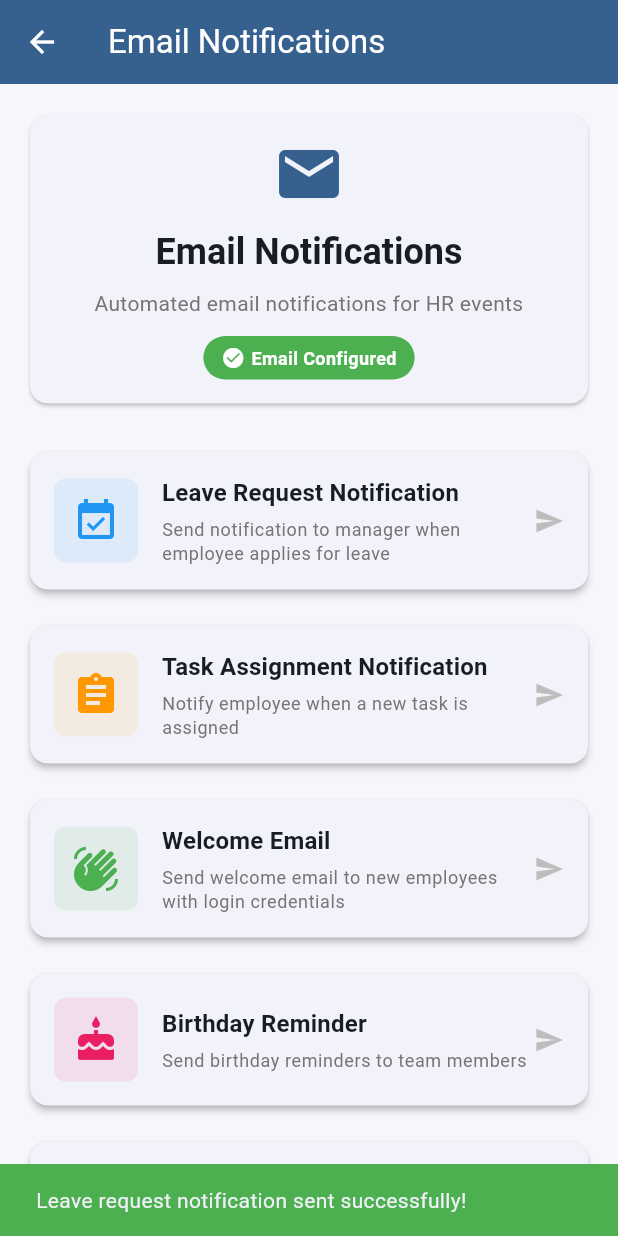
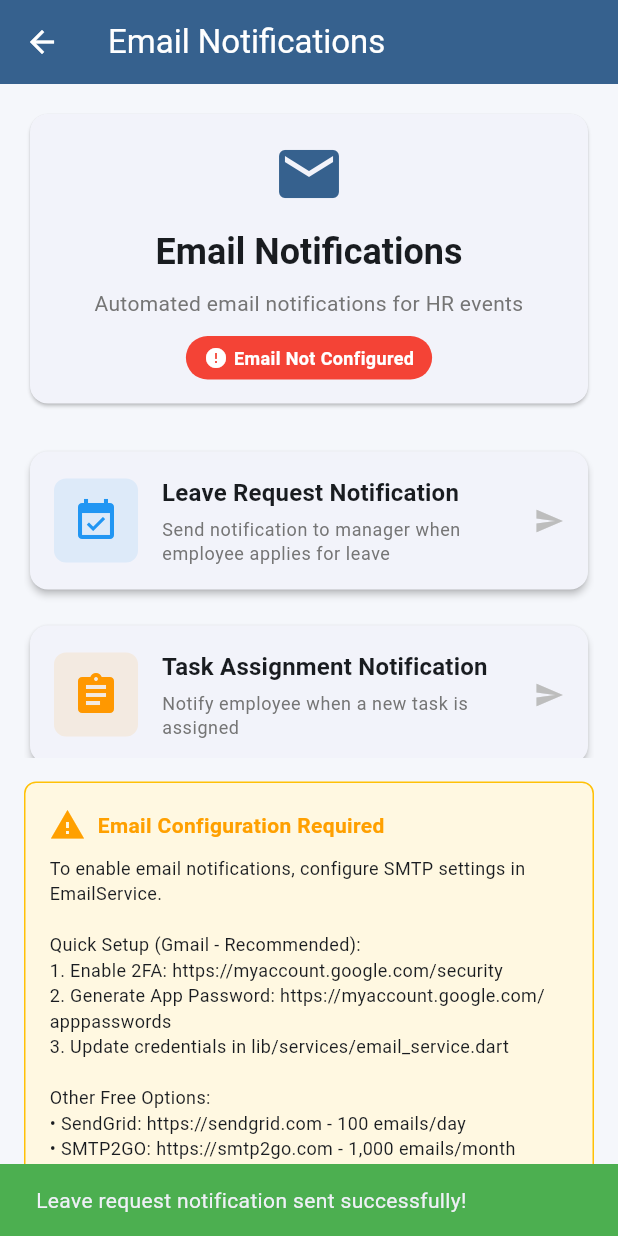
Before and after one commit to MuhammadAsher/hr, a Flutter app: the EmailNotificationsScreen screen opened directly, after a tap on "Leave Request Notification", on a phone screen of 412 x 824 dp. Run offline on Flutter 3.47's test engine with Material 3 defaults, Android fonts, the phone set to English and light mode, and no system bars; our stand-ins replace csv, fl_chart, pdf, printing, shared_preferences, syncfusion_flutter_charts; missing offline and left inert: mailer; accounts and stored records are empty.

Commit message:
bug fixed

```diff
--- a/lib/screens/email_notifications_screen.dart
+++ b/lib/screens/email_notifications_screen.dart
@@ -31,6 +31,13 @@ class _EmailNotificationsScreenState extends State<EmailNotificationsScreen> {
   }
 
   Future<void> _testEmailConfiguration() async {
+    // First check if credentials are set
+    final hasCredentials = _emailService.isConfigured;
+    if (!hasCredentials) {
+      setState(() => _emailConfigured = false);
+      return;
+    }
+    // Then test the actual connection
     final isConfigured = await _emailService.testEmailConfiguration();
     setState(() => _emailConfigured = isConfigured);
   }
@@ -388,8 +395,15 @@ class _EmailNotificationsScreenState extends State<EmailNotificationsScreen> {
                     ),
                     const SizedBox(height: 8),
                     const Text(
-                      'To enable email notifications, configure SMTP settings in EmailService. '
-                      'Update the email credentials with your company\'s email server details.',
+                      'To enable email notifications, configure SMTP settings in EmailService.\n\n'
+                      'Quick Setup (Gmail - Recommended):\n'
+                      '1. Enable 2FA: https://myaccount.google.com/security\n'
+                      '2. Generate App Password: https://myaccount.google.com/apppasswords\n'
+                      '3. Update credentials in lib/services/email_service.dart\n\n'
+                      'Other Free Options:\n'
+                      '• SendGrid: https://sendgrid.com - 100 emails/day\n'
+                      '• SMTP2GO: https://smtp2go.com - 1,000 emails/month\n'
+                      '• Brevo: https://brevo.com - 300 emails/day',
                       style: TextStyle(fontSize: 12),
                     ),
                   ],
--- a/lib/services/email_service.dart
+++ b/lib/services/email_service.dart
@@ -5,26 +5,73 @@ import '../models/leave_request.dart';
 import '../models/task.dart';
 
 class EmailService {
-  // Email configuration - In production, these should be stored securely
+  // Email configuration - Gmail SMTP (Free & Reliable)
+  //
+  // SETUP INSTRUCTIONS FOR GMAIL (RECOMMENDED):
+  // 1. Enable 2-Factor Authentication on your Gmail account
+  //    - Go to: https://myaccount.google.com/security
+  //    - Click on "2-Step Verification" and enable it
+  //
+  // 2. Generate an App Password:
+  //    - Go to: https://myaccount.google.com/apppasswords
+  //    - Select "Mail" from the first dropdown
+  //    - Select "Other (Custom name)" from the second dropdown
+  //    - Enter "HR App" as the name
+  //    - Click "Generate"
+  //    - Copy the 16-character password (it will look like: abcd efgh ijkl mnop)
+  //    - Remove all spaces when using it
+  //
+  // 3. Update the credentials below:
+  //    - _username: Your Gmail address (e.g., 'yourname@gmail.com')
+  //    - _password: The 16-character App Password (without spaces)
+  //
+  // ALTERNATIVE FREE SMTP OPTIONS:
+  // - SendGrid: smtp.sendgrid.net, port 587 (free: 100 emails/day)
+  //   Sign up: https://sendgrid.com
+  //   Username: 'apikey', Password: your API key
+  //
+  // - SMTP2GO: smtp.smtp2go.com, port 2525 (free: 1,000 emails/month)
+  //   Sign up: https://www.smtp2go.com
+  //
+  // - Brevo (Sendinblue): smtp.brevo.com, port 587 (free: 300 emails/day)
+  //   Sign up: https://www.brevo.com
+  //
+  // - Mailtrap: sandbox.smtp.mailtrap.io, port 2525 (free: 100 emails/month)
+  //   Sign up: https://mailtrap.io (if available)
+
+  // Gmail SMTP Configuration (Default - Most Reliable)
   static const String _smtpHost = 'smtp.gmail.com';
   static const int _smtpPort = 587;
-  static const String _username = 'your-email@company.com';
-  static const String _password = 'your-app-password';
+  static const String _username = 'your-email@gmail.com'; // Replace with your Gmail address
+  static const String _password = 'your-app-password';      // Replace with Gmail App Password (16 chars)
   static const String _companyName = 'HR Management System';
 
+  // For production, use environment variables or secure storage
+  // Example: static const String _username = String.fromEnvironment('SMTP_USERNAME', defaultValue: '');
+
   late SmtpServer _smtpServer;
+  bool _isConfigured = false;
 
   EmailService() {
+    // Check if credentials are configured
+    _isConfigured = _username != 'your-email@gmail.com' &&
+                    _password != 'your-app-password' &&
+                    _username.contains('@') &&
+                    _password.length >= 10;
+
     _smtpServer = SmtpServer(
       _smtpHost,
       port: _smtpPort,
       username: _username,
       password: _password,
       allowInsecure: false,
-      ssl: false,
+      ssl: false, // Gmail uses STARTTLS (TLS)
       ignoreBadCertificate: false,
     );
   }
+
+  // Check if email is properly configured
+  bool get isConfigured => _isConfigured;
 
   // Send leave request notification to manager
   Future<bool> sendLeaveRequestNotification({
@@ -471,6 +518,11 @@ class EmailService {
 
   // Test email configuration
   Future<bool> testEmailConfiguration() async {
+    if (!_isConfigured) {
+      print('Email not configured. Please update SMTP credentials in EmailService.');
+      return false;
+    }
+
     try {
       final message = Message()
         ..from = Address(_username, _companyName)
@@ -479,9 +531,11 @@ class EmailService {
         ..text = 'This is a test email to verify email configuration.';
 
       await send(message, _smtpServer);
-      return true; // For demo purposes, always return success
+      print('Email configuration test successful!');
+      return true;
     } catch (e) {
       print('Error testing email configuration: $e');
+      print('Please verify your SMTP credentials are correct.');
       return false;
     }
   }
```
Also changed, not shown: lib/widgets/change_password_sheet.dart (line endings or trailing spaces), 2 other files.
